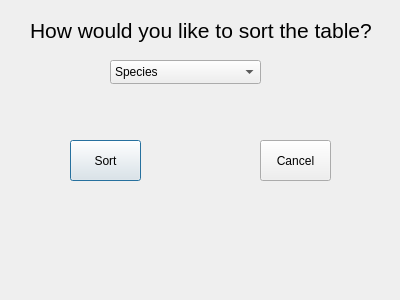
EtoDrowsy/CS499, file sortitemdialog.ui: the form before one commit.
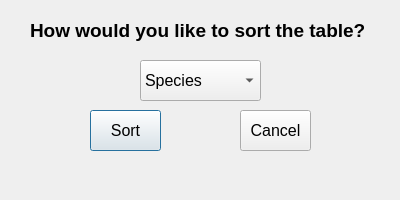
The form after the commit.

What changed in the file:
```diff
--- a/sortitemdialog.ui
+++ b/sortitemdialog.ui
@@ -7,7 +7,7 @@
     <x>0</x>
     <y>0</y>
     <width>400</width>
-    <height>300</height>
+    <height>200</height>
    </rect>
   </property>
   <property name="windowTitle">
@@ -24,7 +24,8 @@
    </property>
    <property name="font">
     <font>
-     <pointsize>16</pointsize>
+     <pointsize>14</pointsize>
+     <bold>true</bold>
     </font>
    </property>
    <property name="text">
@@ -34,12 +35,17 @@
   <widget class="QComboBox" name="comboBox">
    <property name="geometry">
     <rect>
-     <x>110</x>
+     <x>140</x>
      <y>60</y>
-     <width>151</width>
-     <height>24</height>
+     <width>121</width>
+     <height>41</height>
     </rect>
    </property>
+   <property name="font">
+    <font>
+     <pointsize>12</pointsize>
+    </font>
+   </property>
    <item>
     <property name="text">
      <string>Species</string>
@@ -54,12 +60,17 @@
   <widget class="QPushButton" name="sortPushButton">
    <property name="geometry">
     <rect>
-     <x>70</x>
-     <y>140</y>
+     <x>90</x>
+     <y>110</y>
      <width>71</width>
      <height>41</height>
     </rect>
    </property>
+   <property name="font">
+    <font>
+     <pointsize>12</pointsize>
+    </font>
+   </property>
    <property name="text">
     <string>Sort</string>
    </property>
@@ -67,12 +78,17 @@
   <widget class="QPushButton" name="cancelPushButton">
    <property name="geometry">
     <rect>
-     <x>260</x>
-     <y>140</y>
+     <x>240</x>
+     <y>110</y>
      <width>71</width>
      <height>41</height>
     </rect>
    </property>
+   <property name="font">
+    <font>
+     <pointsize>12</pointsize>
+    </font>
+   </property>
    <property name="text">
     <string>Cancel</string>
    </property>
```
